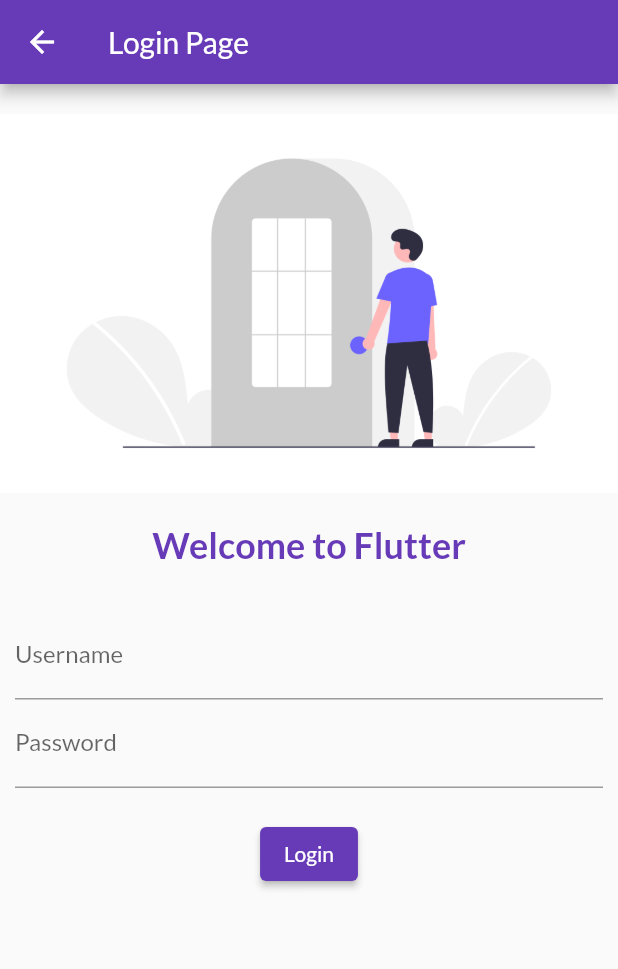
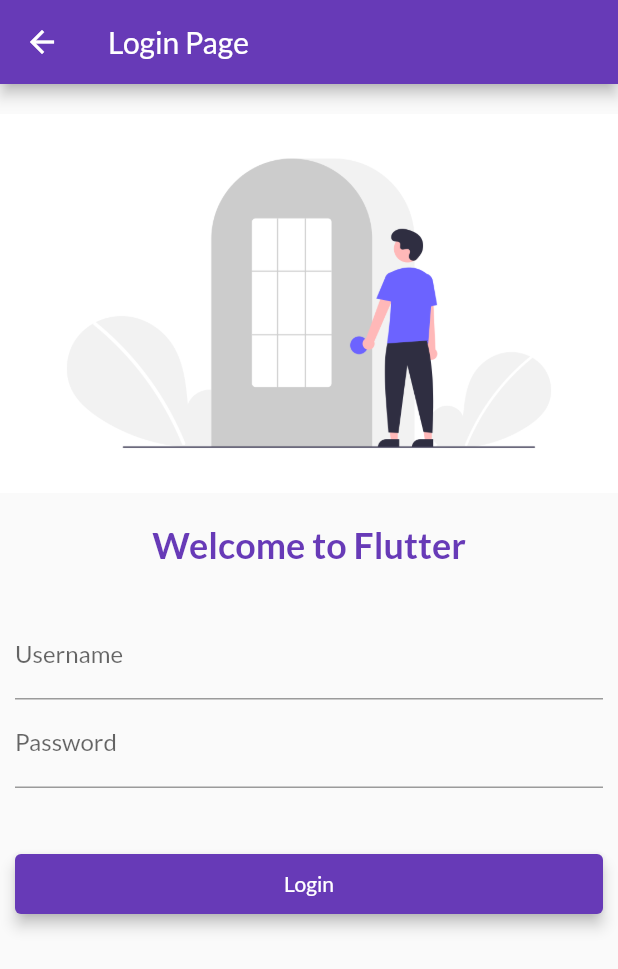
Before and after one commit to jobanjit-singh/FlutterLearn, a Flutter app: the screen it shows after launch, on a phone screen of 412 x 824 dp. Shown: the top 969 px of the screen. Run offline on Flutter 3.47's test engine with Material 2 defaults, Android fonts, the phone set to English and light mode, and no system bars; our stand-ins replace google_fonts.

Commit message:
Day5 implemented

```diff
--- a/lib/Screens/login_page.dart
+++ b/lib/Screens/login_page.dart
@@ -1,5 +1,6 @@
 import 'dart:ui';
 
+import 'package:day_2/utils/routes.dart';
 import 'package:flutter/material.dart';
 
 class loginPage extends StatelessWidget {
@@ -9,7 +10,8 @@
   Widget build(BuildContext context) {
     return Scaffold(
       appBar: AppBar(title: Text("Login Page"),),
-      body: Column(
+      body: SingleChildScrollView(
+        child: Column(
           children: [
             SizedBox(
               height: 20.0,
@@ -45,19 +47,24 @@
                     ),
                   ),
                   SizedBox(
-                  height: 20,
+                    height: 40,
                   ),
                   ElevatedButton(
                     onPressed: (){
-                    print("Clicked");
+                      Navigator.pushNamed(context, MyRoutes.home);
                     },
-                  child: Text("Login")
+                    child: Text("Login"),
+                    style: ElevatedButton.styleFrom(
+                      minimumSize: Size(600, 40),
+                      elevation: 4,
+                    )
                   )
                 ],
               ),
             )
           ],
         ),
+      ),
     );
   }
 }
--- a/lib/main.dart
+++ b/lib/main.dart
@@ -1,5 +1,6 @@
 import 'package:day_2/Screens/Home_Page.dart';
 import 'package:day_2/Screens/login_page.dart';
+import 'package:day_2/utils/routes.dart';
 import 'package:flutter/material.dart';
 import 'package:google_fonts/google_fonts.dart';
 
@@ -19,11 +20,11 @@
         fontFamily: GoogleFonts.lato().fontFamily
       ),
       routes: {
-        "/":(context) => homepage(),
-        "/home":(context) => homepage(),
-        "/login":(context) => loginPage()
+        "/":(context) => loginPage(),
+        MyRoutes.home:(context) => homepage(),
+        MyRoutes.login:(context) => loginPage()
       },
-      initialRoute: "/login",
+      initialRoute: MyRoutes.login,
     );
   }
 }
--- /dev/null
+++ b/lib/utils/routes.dart
@@ -0,0 +1,4 @@
+class MyRoutes{
+  static String home = "/home";
+  static String login = "/login";
+}
```
Lines whose indentation alone changed are shown as unchanged.
